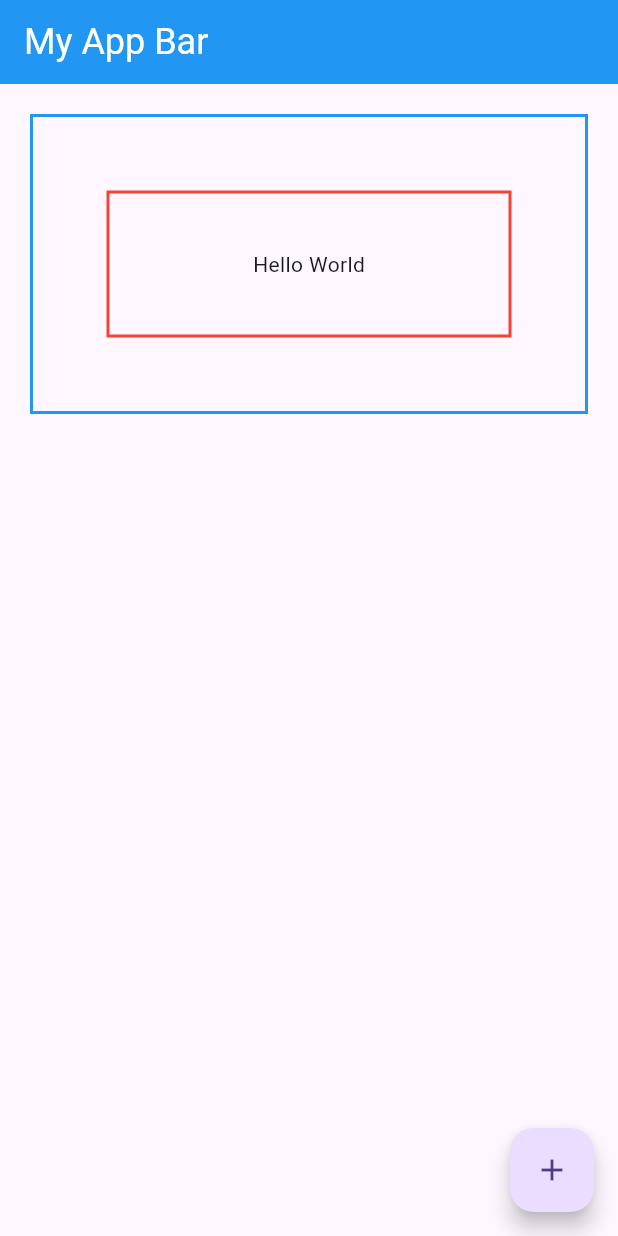
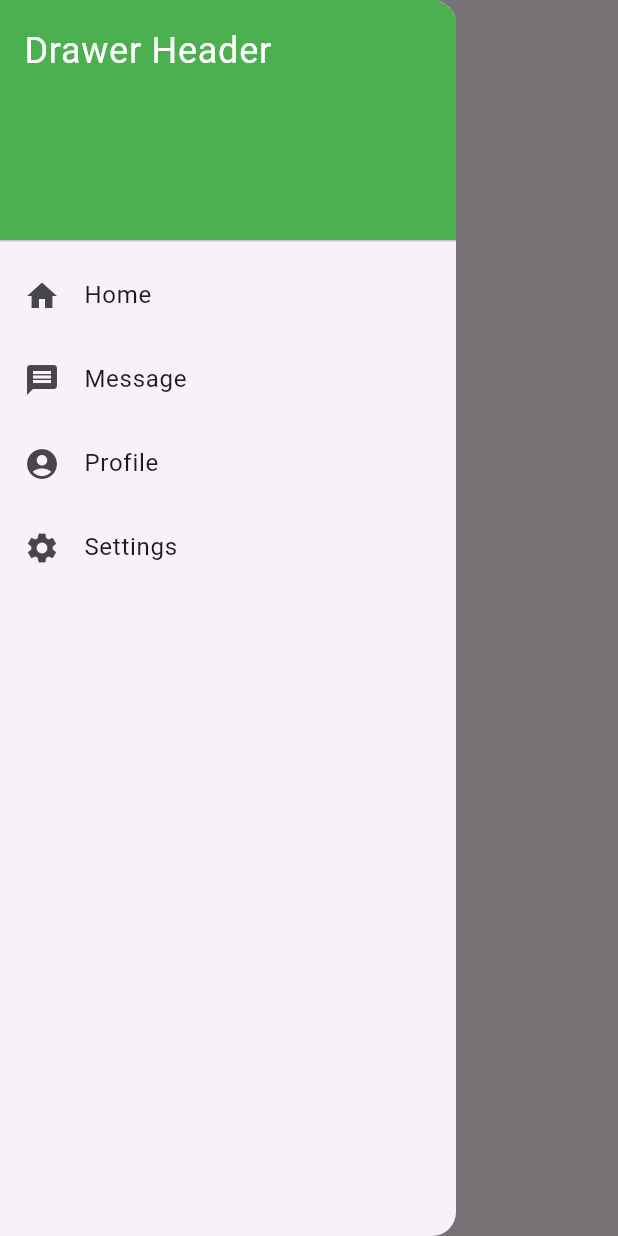
Before and after one commit to AshieLoche/lab_osorio_kristan, a Flutter app: the screen it shows after launch, with the side drawer open (before the commit the screen has no drawer), on a phone screen of 412 x 824 dp. Run offline on Flutter 3.47's test engine with Material 3 defaults, Android fonts, the phone set to English and light mode, and no system bars.

Commit message:
ui component lesson

```diff
--- a/lib/main.dart
+++ b/lib/main.dart
@@ -1,57 +1,54 @@
 import 'package:flutter/material.dart';
+// import 'package:studio_projects/sample.dart';
 
-void main() => runApp(const MyApp());
+void main() => runApp(MyApp());
 
 class MyApp extends StatelessWidget {
   const MyApp({super.key});
+  static const String _title = "Drawer Example";
 
   @override
   Widget build(BuildContext context) {
     return MaterialApp(
       home: Scaffold(
         appBar: AppBar(
-          backgroundColor: Colors.blue,
-          title: const Text("My App Bar",
+          title: const Text("MyApp"),
+        ),
+        body: const Text("Hello"),
+        drawer: Drawer(
+          child: ListView(
+            padding: EdgeInsets.zero,
+            children: const <Widget>[
+              DrawerHeader(
+                decoration: BoxDecoration(
+                  color: Colors.green,
+                ),
+                child: Text(
+                  "Drawer Header",
                   style: TextStyle(
                     color: Colors.white,
-              fontSize: 24,
+                    fontSize: 24
                   ),
                 ),
               ),
-        body: Container(
-          // color: Colors.purple,
-          height: 200,
-          width: double.infinity,
-          margin: const EdgeInsets.all(20),
-          padding: const EdgeInsets.all(20),
-          decoration: BoxDecoration(
-            border: Border.all(
-              color: Colors.blue,
-              width: 2,
+              ListTile(
+                leading: Icon(Icons.home),
+                title: Text("Home"),
               ),
+              ListTile(
+                leading: Icon(Icons.message),
+                title: Text("Message"),
               ),
-          // transform: Matrix4.rotationZ(0.1),
-          child: Container(
-            // color: Colors.red,
-            height: 100,
-            width: 100,
-            margin: const EdgeInsets.all(29),
-            padding: const EdgeInsets.all(20),
-            decoration: BoxDecoration(
-              border: Border.all(
-                color: Colors.red,
-                width: 2,
+              ListTile(
+                leading: Icon(Icons.account_circle),
+                title: Text("Profile"),
               ),
+              ListTile(
+                leading: Icon(Icons.settings),
+                title: Text("Settings"),
               ),
-            child: const Center(
-              child: Text("Hello World"),
+            ],
           ),
-          ),
-        ),
-        floatingActionButton: const FloatingActionButton(
-          onPressed: null,
-          tooltip: 'increment',
-          child: Icon(Icons.add),
         ),
       ),
     );
```
Also changed, not shown: lib/sample.dart (added, +138 -0 lines). Lines whose indentation alone changed are shown as unchanged.
